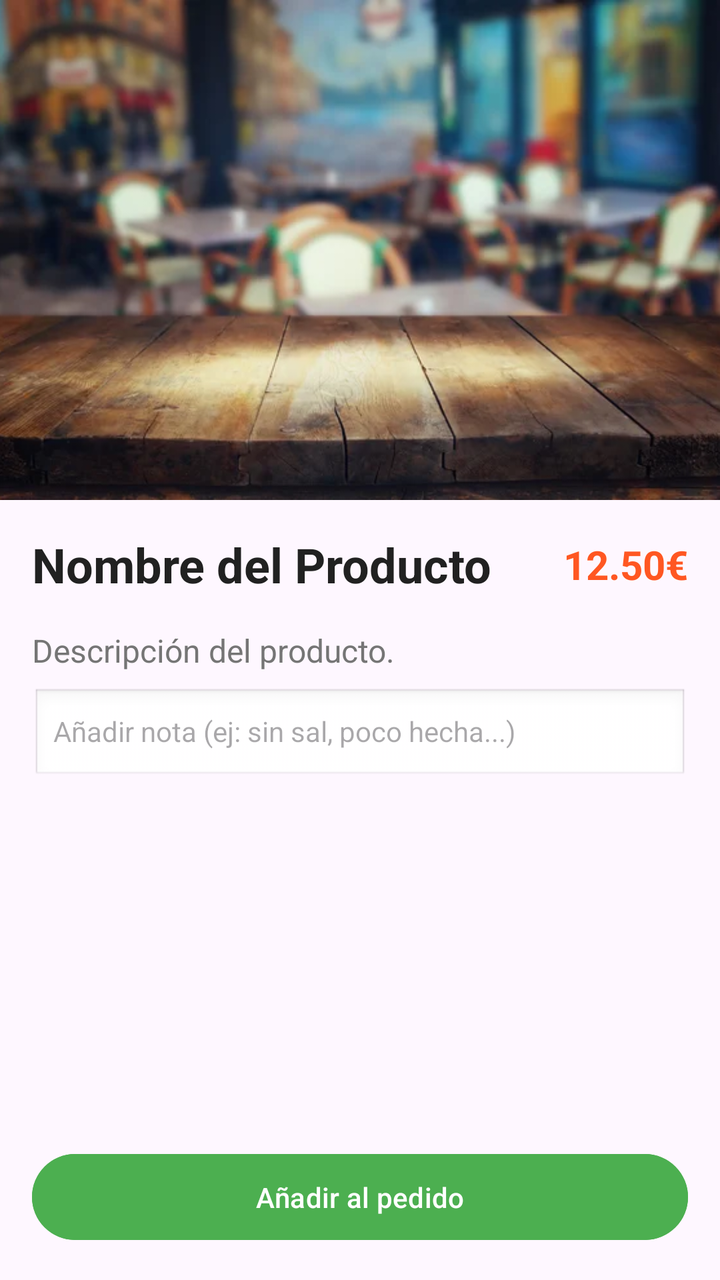
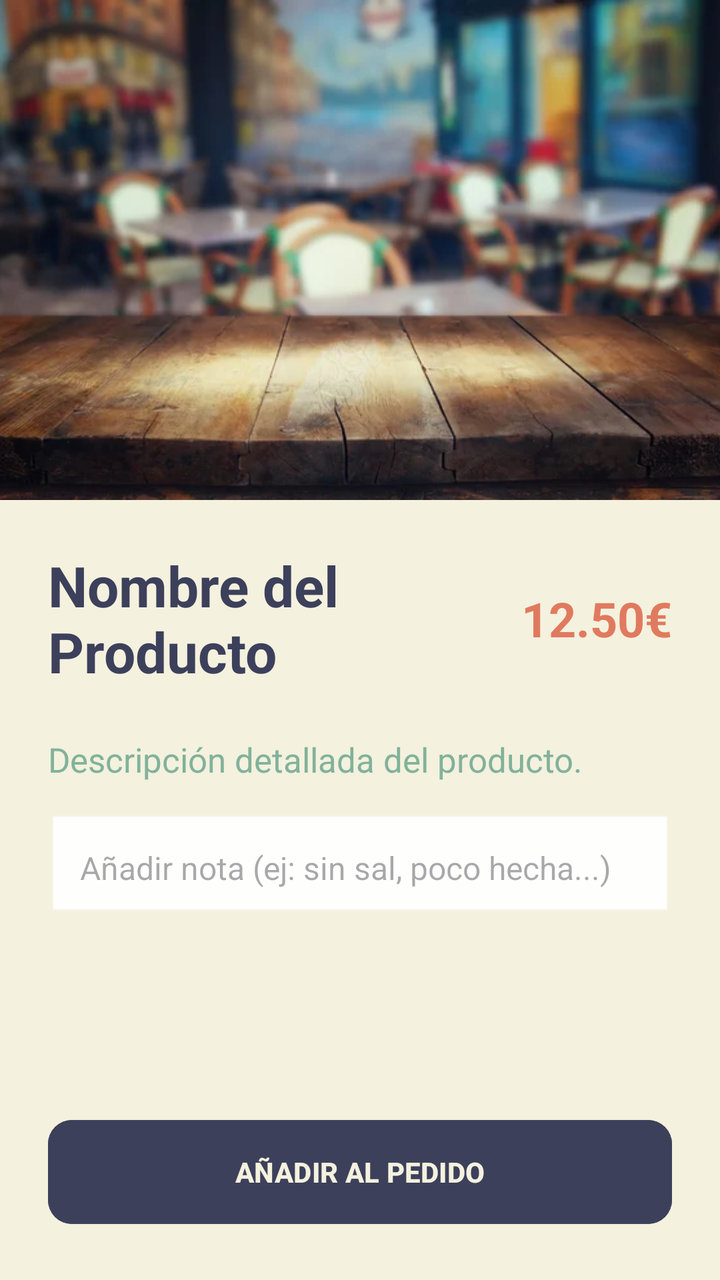

Before-and-after screenshots of an Android layout around one commit, followed by the original layout XML and the change that was made.
<!-- AndroidManifest.xml: application theme Theme.Restaurante -->
<!-- res/layout/activity_detalle_producto.xml -->
<?xml version="1.0" encoding="utf-8"?>
<androidx.constraintlayout.widget.ConstraintLayout
    xmlns:android="http://schemas.android.com/apk/res/android"
    xmlns:app="http://schemas.android.com/apk/res-auto"
    xmlns:tools="http://schemas.android.com/tools"
    android:id="@+id/main"
    android:layout_width="match_parent"
    android:layout_height="match_parent"
    tools:context=".view.DetalleProductoActivity">

    <ImageView
        android:id="@+id/imgDetallePlato"
        android:layout_width="0dp"
        android:layout_height="250dp"
        android:scaleType="centerCrop"
        android:src="@drawable/fondo_restaurante"
        app:layout_constraintEnd_toEndOf="parent"
        app:layout_constraintStart_toStartOf="parent"
        app:layout_constraintTop_toTopOf="parent" />

    <TextView
        android:id="@+id/txtNombreDetalle"
        android:layout_width="wrap_content"
        android:layout_height="wrap_content"
        android:layout_marginStart="16dp"
        android:layout_marginTop="16dp"
        android:text="Nombre del Producto"
        android:textColor="#212121"
        android:textSize="24sp"
        android:textStyle="bold"
        app:layout_constraintStart_toStartOf="parent"
        app:layout_constraintTop_toBottomOf="@+id/imgDetallePlato" />

    <TextView
        android:id="@+id/txtPrecioDetalle"
        android:layout_width="wrap_content"
        android:layout_height="wrap_content"
        android:layout_marginEnd="16dp"
        android:text="12.50€"
        android:textColor="#FF5722"
        android:textSize="20sp"
        android:textStyle="bold"
        app:layout_constraintBottom_toBottomOf="@+id/txtNombreDetalle"
        app:layout_constraintEnd_toEndOf="parent"
        app:layout_constraintTop_toTopOf="@+id/txtNombreDetalle" />

    <TextView
        android:id="@+id/txtDescripcionDetalle"
        android:layout_width="0dp"
        android:layout_height="wrap_content"
        android:layout_margin="16dp"
        android:text="Descripción del producto."
        android:textColor="#757575"
        android:textSize="16sp"
        app:layout_constraintEnd_toEndOf="parent"
        app:layout_constraintStart_toStartOf="parent"
        app:layout_constraintTop_toBottomOf="@+id/txtNombreDetalle" />

    <EditText
        android:id="@+id/etComentario"
        android:layout_width="0dp"
        android:layout_height="wrap_content"
        android:layout_marginHorizontal="16dp"
        android:layout_marginTop="8dp"
        android:hint="Añadir nota (ej: sin sal, poco hecha...)"
        android:inputType="text"
        android:maxLines="2"
        android:textSize="14sp"
        android:background="@android:drawable/edit_text"
        app:layout_constraintEnd_toEndOf="parent"
        app:layout_constraintStart_toStartOf="parent"
        app:layout_constraintTop_toBottomOf="@+id/txtDescripcionDetalle" />

    <Button
        android:id="@+id/btnAnadirCarrito"
        android:layout_width="0dp"
        android:layout_height="wrap_content"
        android:layout_margin="16dp"
        android:backgroundTint="#4CAF50"
        android:padding="12dp"
        android:text="Añadir al pedido"
        android:textColor="#FFFFFF"
        app:layout_constraintBottom_toBottomOf="parent"
        app:layout_constraintEnd_toEndOf="parent"
        app:layout_constraintStart_toStartOf="parent" />

</androidx.constraintlayout.widget.ConstraintLayout>
<!-- resources referenced by this layout -->
<resources>
  <!-- drawable fondo_restaurante: jpg bitmap (drawable, 26560 bytes) -->
  <style name="Theme.Restaurante" parent="Base.Theme.Restaurante" />
  <style name="Base.Theme.Restaurante" parent="Theme.Material3.DayNight.NoActionBar">
          
          
      </style>
</resources>

<!-- the commit's change to res/layout/activity_detalle_producto.xml (unified diff, before → after) -->
@@ -6,6 +6,7 @@
     android:id="@+id/main"
     android:layout_width="match_parent"
     android:layout_height="match_parent"
+    android:background="@color/background_app"
     tools:context=".view.DetalleProductoActivity">
 
     <ImageView
@@ -20,14 +21,16 @@
 
     <TextView
         android:id="@+id/txtNombreDetalle"
-        android:layout_width="wrap_content"
+        android:layout_width="0dp"
         android:layout_height="wrap_content"
-        android:layout_marginStart="16dp"
-        android:layout_marginTop="16dp"
+        android:layout_marginStart="24dp"
+        android:layout_marginTop="24dp"
+        android:layout_marginEnd="8dp"
         android:text="Nombre del Producto"
-        android:textColor="#212121"
-        android:textSize="24sp"
+        android:textColor="@color/primary"
+        android:textSize="28sp"
         android:textStyle="bold"
+        app:layout_constraintEnd_toStartOf="@+id/txtPrecioDetalle"
         app:layout_constraintStart_toStartOf="parent"
         app:layout_constraintTop_toBottomOf="@+id/imgDetallePlato" />
 
@@ -35,10 +38,10 @@
         android:id="@+id/txtPrecioDetalle"
         android:layout_width="wrap_content"
         android:layout_height="wrap_content"
-        android:layout_marginEnd="16dp"
+        android:layout_marginEnd="24dp"
         android:text="12.50€"
-        android:textColor="#FF5722"
-        android:textSize="20sp"
+        android:textColor="@color/accent"
+        android:textSize="24sp"
         android:textStyle="bold"
         app:layout_constraintBottom_toBottomOf="@+id/txtNombreDetalle"
         app:layout_constraintEnd_toEndOf="parent"
@@ -48,10 +51,11 @@
         android:id="@+id/txtDescripcionDetalle"
         android:layout_width="0dp"
         android:layout_height="wrap_content"
-        android:layout_margin="16dp"
-        android:text="Descripción del producto."
-        android:textColor="#757575"
-        android:textSize="16sp"
+        android:layout_margin="24dp"
+        android:text="Descripción detallada del producto."
+        android:textColor="@color/secondary"
+        android:textSize="17sp"
+        android:lineSpacingExtra="4dp"
         app:layout_constraintEnd_toEndOf="parent"
         app:layout_constraintStart_toStartOf="parent"
         app:layout_constraintTop_toBottomOf="@+id/txtNombreDetalle" />
@@ -60,13 +64,15 @@
         android:id="@+id/etComentario"
         android:layout_width="0dp"
         android:layout_height="wrap_content"
-        android:layout_marginHorizontal="16dp"
-        android:layout_marginTop="8dp"
+        android:layout_marginHorizontal="24dp"
+        android:layout_marginTop="16dp"
         android:hint="Añadir nota (ej: sin sal, poco hecha...)"
         android:inputType="text"
         android:maxLines="2"
-        android:textSize="14sp"
+        android:textSize="16sp"
+        android:padding="16dp"
         android:background="@android:drawable/edit_text"
+        android:backgroundTint="@color/white"
         app:layout_constraintEnd_toEndOf="parent"
         app:layout_constraintStart_toStartOf="parent"
         app:layout_constraintTop_toBottomOf="@+id/txtDescripcionDetalle" />
@@ -74,12 +80,13 @@
     <Button
         android:id="@+id/btnAnadirCarrito"
         android:layout_width="0dp"
-        android:layout_height="wrap_content"
-        android:layout_margin="16dp"
-        android:backgroundTint="#4CAF50"
-        android:padding="12dp"
-        android:text="Añadir al pedido"
-        android:textColor="#FFFFFF"
+        android:layout_height="60dp"
+        android:layout_margin="24dp"
+        android:backgroundTint="@color/primary"
+        android:text="AÑADIR AL PEDIDO"
+        android:textColor="@color/background_app"
+        android:textStyle="bold"
+        app:cornerRadius="12dp"
         app:layout_constraintBottom_toBottomOf="parent"
         app:layout_constraintEnd_toEndOf="parent"
         app:layout_constraintStart_toStartOf="parent" />
<!-- resource entries referenced after the edit -->
@@ -1,10 +1,32 @@
 <!-- resources referenced by this layout -->
 <resources>
+  <color name="accent">@color/burnt_peach</color>
+  <color name="background_app">@color/eggshell</color>
+  <color name="primary">@color/twilight_indigo</color>
+  <color name="secondary">@color/muted_teal</color>
+  <color name="white">#FFFFFFFF</color>
   <!-- drawable fondo_restaurante: jpg bitmap (drawable, 26560 bytes) -->
   <style name="Theme.Restaurante" parent="Base.Theme.Restaurante" />
+  <color name="burnt_peach">#E07A5F</color>
+  <color name="eggshell">#F4F1DE</color>
+  <color name="twilight_indigo">#3D405B</color>
+  <color name="muted_teal">#81B29A</color>
   <style name="Base.Theme.Restaurante" parent="Theme.Material3.DayNight.NoActionBar">
-          
-          
+          <item name="colorPrimary">@color/primary</item>
+          <item name="colorOnPrimary">@color/white</item>
+          <item name="colorPrimaryContainer">@color/secondary</item>
+          <item name="colorOnPrimaryContainer">@color/white</item>
+  
+          <item name="colorSecondary">@color/accent</item>
+          <item name="colorOnSecondary">@color/white</item>
+          <item name="colorSecondaryContainer">@color/highlight</item>
+  
+          <item name="android:windowBackground">@color/background_app</item>
+          <item name="colorError">@color/accent</item>
+  
+          <item name="android:statusBarColor">@color/primary</item>
       </style>
+  <color name="highlight">@color/apricot_cream</color>
+  <color name="apricot_cream">#F2CC8F</color>
 </resources>
 
